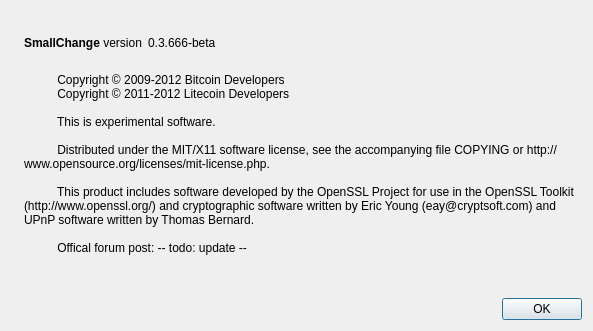
Before: the Qt Designer form src/qt/forms/aboutdialog.ui in marihuana66/marihuanacoin, drawn with Qt 5.
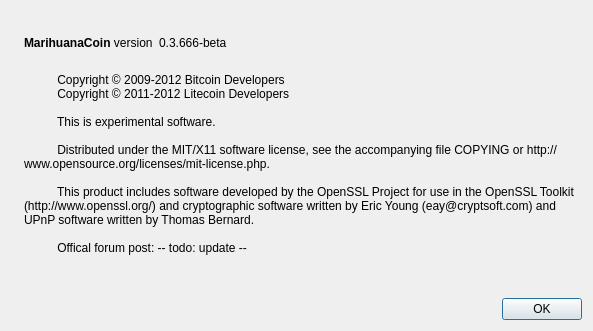
After: the same form once the commit is applied. Icons and pictures are not drawn.

Patch:
```diff
--- a/src/qt/forms/aboutdialog.ui
+++ b/src/qt/forms/aboutdialog.ui
@@ -50,7 +50,7 @@
           <cursorShape>IBeamCursor</cursorShape>
          </property>
          <property name="text">
-          <string>&lt;b&gt;SmallChange&lt;/b&gt; version</string>
+          <string>&lt;b&gt;MarihuanaCoin&lt;/b&gt; version</string>
          </property>
          <property name="textInteractionFlags">
           <set>Qt::LinksAccessibleByMouse|Qt::TextSelectableByKeyboard|Qt::TextSelectableByMouse</set>
```
Left out of the diff: 2 changed lines with no effect on the pictures.
